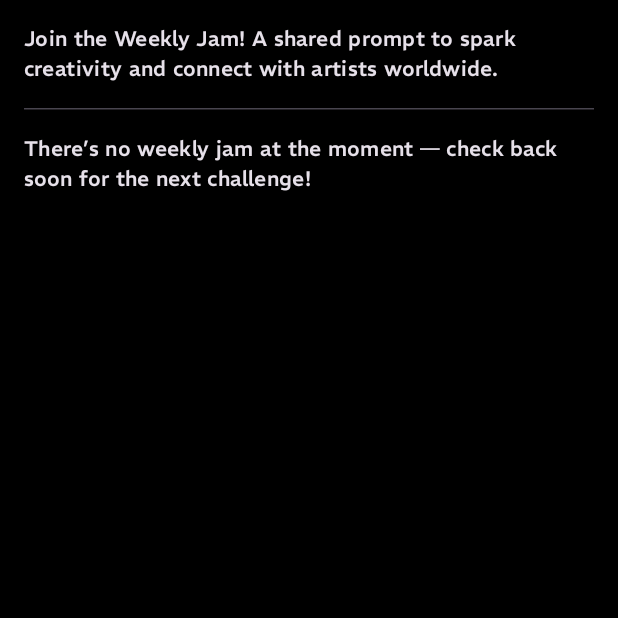
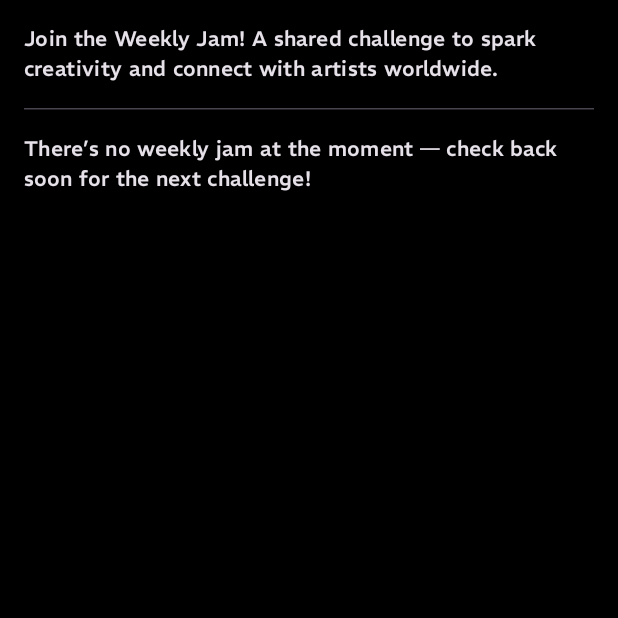
Before and after one commit to MarioFerreiraVilanova/scritch, an Android app built with Jetpack Compose: the JamScreen screen opened through its navigation route, on a phone screen of 412 x 824 dp, the top half of it. Run offline under Robolectric (Android 15) with nearby library versions, the phone set to English and light mode, and no system bars; our stand-ins replace Compose Multiplatform resources; libraries missing offline, so code that uses them is left out: dev.gitlive.firebase; 8 statements that could not run were skipped.

Commit message:
Improved copy

```diff
--- a/composeApp/src/commonMain/composeResources/values/strings.xml
+++ b/composeApp/src/commonMain/composeResources/values/strings.xml
@@ -61,7 +61,7 @@
     <string name="version_notes_0_8">New onboarding screen, fixed titles on setting screens, new formatting for tips</string>
     <string name="version_notes_0_9">Changes in prompt logic and bux fixes towards iOS</string>
     <string name="weekly_jam">Weekly Jam</string>
-    <string name="weekly_jam_description">Join the Weekly Jam! A shared prompt to spark creativity and connect with artists worldwide.</string>
+    <string name="weekly_jam_description">Join the Weekly Jam! A shared challenge to spark creativity and connect with artists worldwide.</string>
     <string name="weekly_jam_not_available">There’s no weekly jam at the moment — check back soon for the next challenge!</string>
     <string name="weekly_jam_end_time">This jam will end on %1$s at %2$s</string>
     <string name="monday">Monday</string>
```
